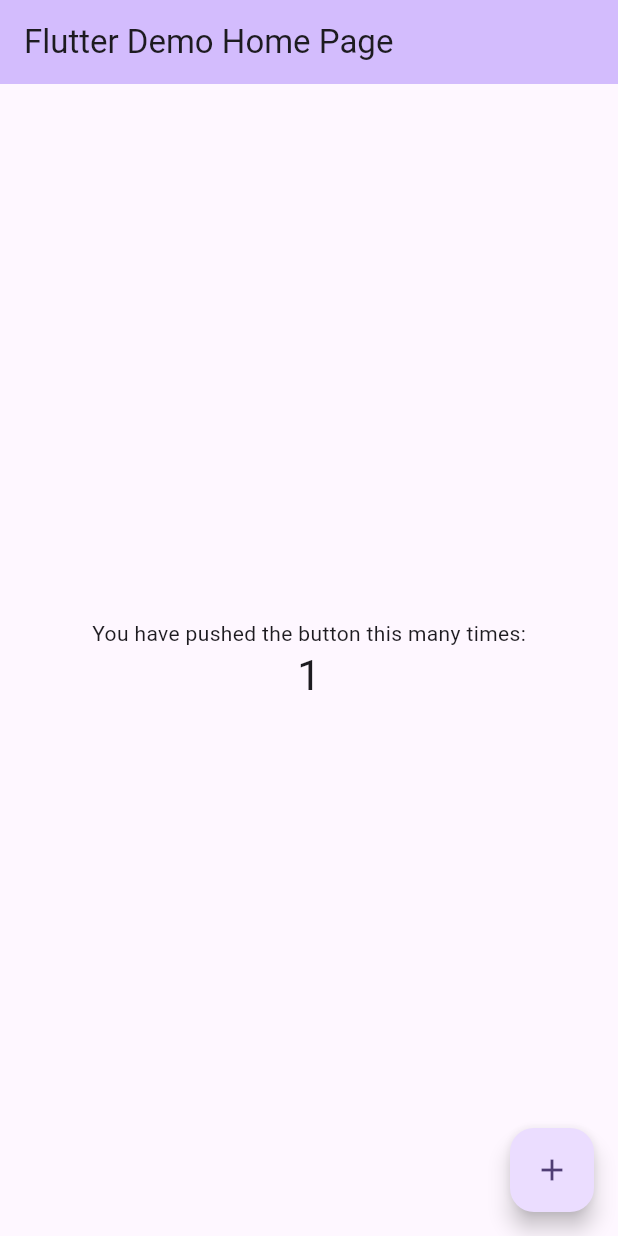
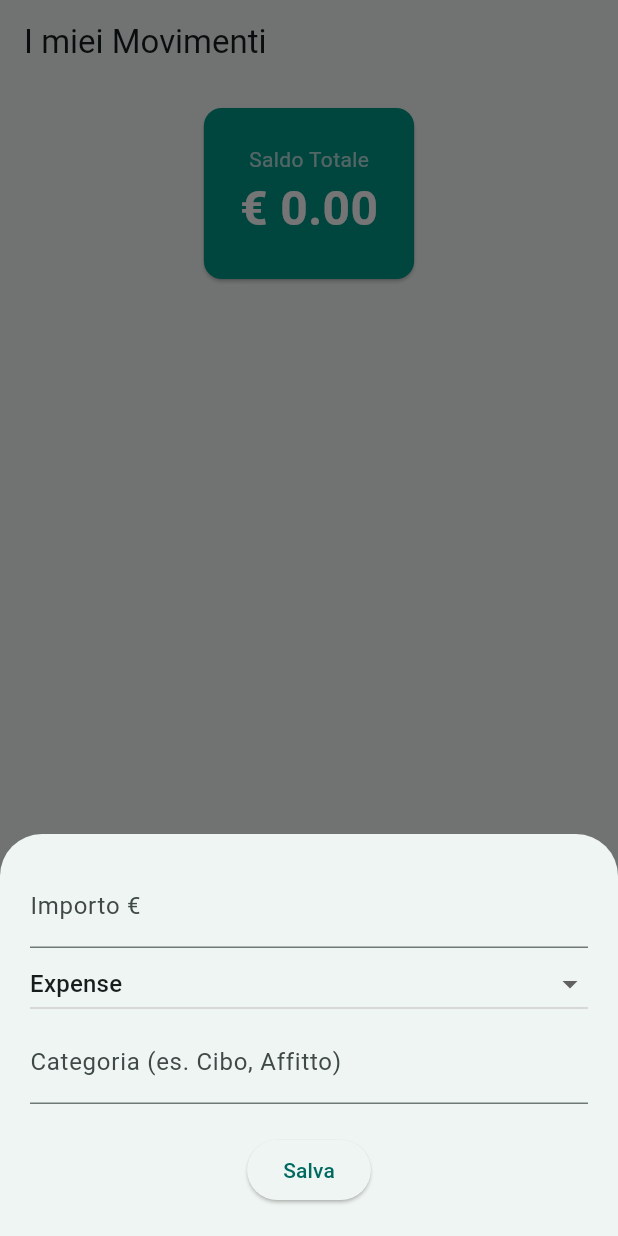
Before and after one commit to pietrobembo/budget_tracker_app, a Flutter app: the screen it shows after launch, after a tap on the "add" icon, on a phone screen of 412 x 824 dp. Run offline on Flutter 3.47's test engine with Material 3 defaults, Android fonts, the light colour scheme and no system bars; our stand-ins replace cloud_firestore, firebase_core; accounts and stored records are empty; generated files the repository leaves out were written again.

Commit message:
minor changes to flutter libs, moved main

```diff
--- a/add_transaction.dart
+++ b/lib/add_transaction.dart
@@ -10,49 +10,39 @@ class AddTransactionSheet extends StatefulWidget {
 
 class _AddTransactionSheetState extends State<AddTransactionSheet> {
   final _amountController = TextEditingController();
-  String _selectedType = 'Expense';
-  String _selectedCategory = 'Spesa';
+  String _type = 'Expense';
+  String _category = 'Cibo';
 
-  void _saveTransaction() {
+  void _save() {
     final amount = double.tryParse(_amountController.text) ?? 0;
     if (amount <= 0) return;
 
     FirebaseFirestore.instance.collection('transactions').add({
       'amount': amount,
-      'type': _selectedType,
-      'category': _selectedCategory,
+      'type': _type,
+      'category': _category,
       'date': DateTime.now(),
     });
-
     Navigator.pop(context);
   }
 
   @override
   Widget build(BuildContext context) {
     return Padding(
-      padding: EdgeInsets.only(
-        bottom: MediaQuery.of(context).viewInsets.bottom,
-        left: 20, right: 20, top: 20
-      ),
+      padding: EdgeInsets.only(bottom: MediaQuery.of(context).viewInsets.bottom, left: 20, right: 20, top: 20),
       child: Column(
         mainAxisSize: MainAxisSize.min,
         children: [
-          TextField(
-            controller: _amountController,
-            keyboardType: TextInputType.number,
-            decoration: const InputDecoration(labelText: 'Importo (€)'),
-          ),
+          TextField(controller: _amountController, keyboardType: TextInputType.number, decoration: const InputDecoration(labelText: 'Importo €')),
           DropdownButton<String>(
-            value: _selectedType,
+            value: _type,
             isExpanded: true,
             items: ['Income', 'Expense'].map((t) => DropdownMenuItem(value: t, child: Text(t))).toList(),
-            onChanged: (val) => setState(() => _selectedType = val!),
+            onChanged: (v) => setState(() => _type = v!),
           ),
+          TextField(onChanged: (v) => _category = v, decoration: const InputDecoration(labelText: 'Categoria (es. Cibo, Affitto)')),
           const SizedBox(height: 20),
-          ElevatedButton(
-            onPressed: _saveTransaction,
-            child: const Text('Salva Transazione'),
-          ),
+          ElevatedButton(onPressed: _save, child: const Text('Salva')),
           const SizedBox(height: 20),
         ],
       ),
--- a/lib/main.dart
+++ b/lib/main.dart
@@ -1,122 +1,29 @@
 import 'package:flutter/material.dart';
+import 'package:firebase_core/firebase_core.dart';
+import 'firebase_options.dart'; // Questo file verrà creato dopo il comando 'flutterfire configure'
+import 'home_screen.dart';
 
-void main() {
-  runApp(const MyApp());
+void main() async {
+  WidgetsFlutterBinding.ensureInitialized();
+  // Inizializza Firebase
+  await Firebase.initializeApp(
+    options: DefaultFirebaseOptions.currentPlatform,
+  );
+  runApp(const BudgetApp());
 }
 
-class MyApp extends StatelessWidget {
-  const MyApp({super.key});
+class BudgetApp extends StatelessWidget {
+  const BudgetApp({super.key});
 
-  // This widget is the root of your application.
   @override
   Widget build(BuildContext context) {
     return MaterialApp(
-      title: 'Flutter Demo',
+      title: 'Budget Tracker',
       theme: ThemeData(
-        // This is the theme of your application.
-        //
-        // TRY THIS: Try running your application with "flutter run". You'll see
-        // the application has a purple toolbar. Then, without quitting the app,
-        // try changing the seedColor in the colorScheme below to Colors.green
-        // and then invoke "hot reload" (save your changes or press the "hot
-        // reload" button in a Flutter-supported IDE, or press "r" if you used
-        // the command line to start the app).
-        //
-        // Notice that the counter didn't reset back to zero; the application
-        // state is not lost during the reload. To reset the state, use hot
-        // restart instead.
-        //
-        // This works for code too, not just values: Most code changes can be
-        // tested with just a hot reload.
-        colorScheme: .fromSeed(seedColor: Colors.deepPurple),
+        colorScheme: ColorScheme.fromSeed(seedColor: Colors.teal),
+        useMaterial3: true,
       ),
-      home: const MyHomePage(title: 'Flutter Demo Home Page'),
+      home: const HomeScreen(),
     );
   }
 }
-
-class MyHomePage extends StatefulWidget {
-  const MyHomePage({super.key, required this.title});
-
-  // This widget is the home page of your application. It is stateful, meaning
-  // that it has a State object (defined below) that contains fields that affect
-  // how it looks.
-
-  // This class is the configuration for the state. It holds the values (in this
-  // case the title) provided by the parent (in this case the App widget) and
-  // used by the build method of the State. Fields in a Widget subclass are
-  // always marked "final".
-
-  final String title;
-
-  @override
-  State<MyHomePage> createState() => _MyHomePageState();
-}
-
-class _MyHomePageState extends State<MyHomePage> {
-  int _counter = 0;
-
-  void _incrementCounter() {
-    setState(() {
-      // This call to setState tells the Flutter framework that something has
-      // changed in this State, which causes it to rerun the build method below
-      // so that the display can reflect the updated values. If we changed
-      // _counter without calling setState(), then the build method would not be
-      // called again, and so nothing would appear to happen.
-      _counter++;
-    });
-  }
-
-  @override
-  Widget build(BuildContext context) {
-    // This method is rerun every time setState is called, for instance as done
-    // by the _incrementCounter method above.
-    //
-    // The Flutter framework has been optimized to make rerunning build methods
-    // fast, so that you can just rebuild anything that needs updating rather
-    // than having to individually change instances of widgets.
-    return Scaffold(
-      appBar: AppBar(
-        // TRY THIS: Try changing the color here to a specific color (to
-        // Colors.amber, perhaps?) and trigger a hot reload to see the AppBar
-        // change color while the other colors stay the same.
-        backgroundColor: Theme.of(context).colorScheme.inversePrimary,
-        // Here we take the value from the MyHomePage object that was created by
-        // the App.build method, and use it to set our appbar title.
-        title: Text(widget.title),
-      ),
-      body: Center(
-        // Center is a layout widget. It takes a single child and positions it
-        // in the middle of the parent.
-        child: Column(
-          // Column is also a layout widget. It takes a list of children and
-          // arranges them vertically. By default, it sizes itself to fit its
-          // children horizontally, and tries to be as tall as its parent.
-          //
-          // Column has various properties to control how it sizes itself and
-          // how it positions its children. Here we use mainAxisAlignment to
-          // center the children vertically; the main axis here is the vertical
-          // axis because Columns are vertical (the cross axis would be
-          // horizontal).
-          //
-          // TRY THIS: Invoke "debug painting" (choose the "Toggle Debug Paint"
-          // action in the IDE, or press "p" in the console), to see the
-          // wireframe for each widget.
-          mainAxisAlignment: .center,
-          children: [
-            const Text('You have pushed the button this many times:'),
-            Text(
-              '$_counter',
-              style: Theme.of(context).textTheme.headlineMedium,
-            ),
-          ],
-        ),
-      ),
-      floatingActionButton: FloatingActionButton(
-        onPressed: _incrementCounter,
-        tooltip: 'Increment',
-        child: const Icon(Icons.add),
-      ),
-    );
-  }
-}
```
Also changed, not shown: lib/home_screen.dart (renamed from home_screen.dart, +9 -14 lines), main.dart (deleted, +0 -28 lines).
